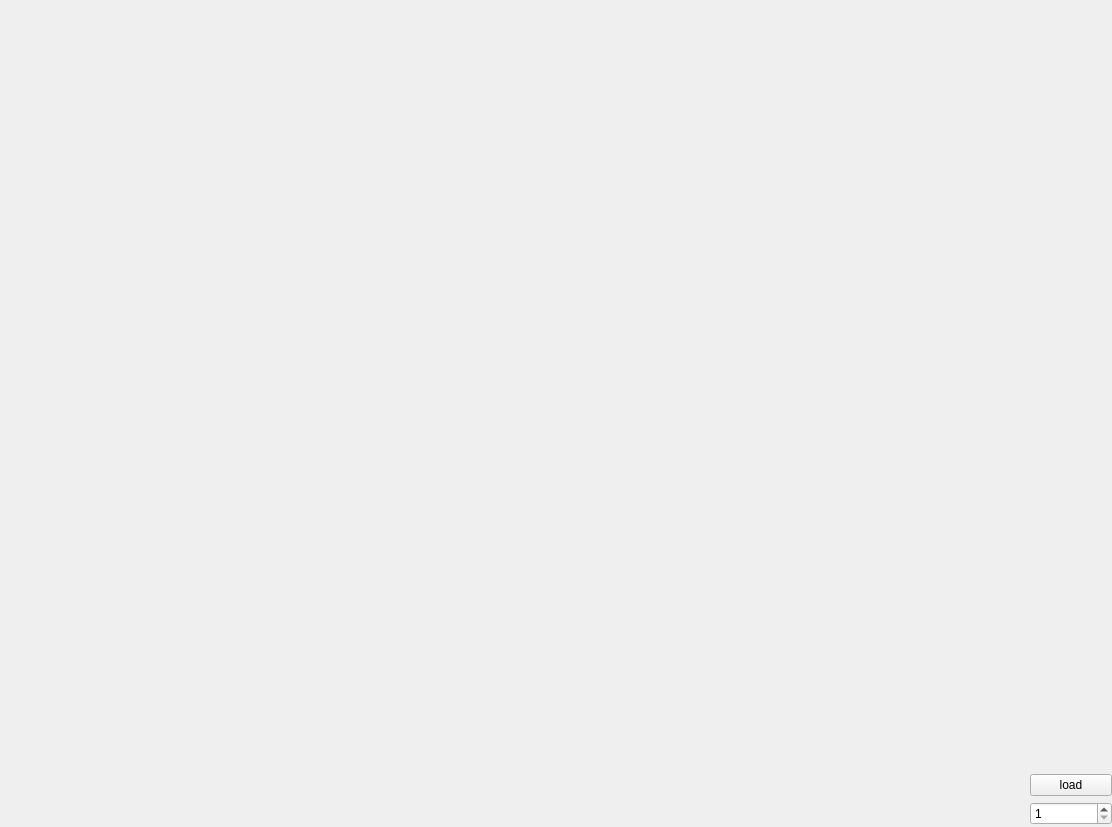
First picture: the form in mainwindow.ui, repository JuanPTM/p2cg, before the edit.
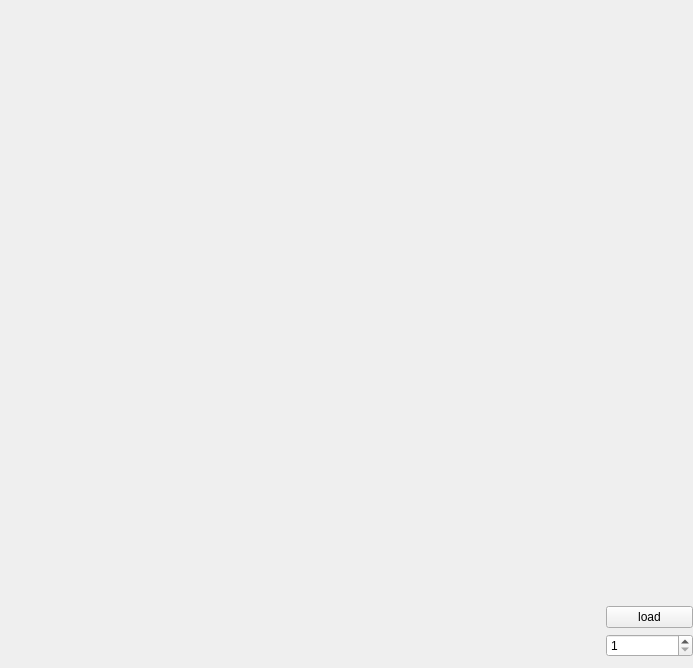
Second picture: the form after the edit.

```diff
--- a/mainwindow.ui
+++ b/mainwindow.ui
@@ -6,8 +6,8 @@
    <rect>
     <x>0</x>
     <y>0</y>
-    <width>1112</width>
-    <height>827</height>
+    <width>693</width>
+    <height>668</height>
    </rect>
   </property>
   <property name="windowTitle">
@@ -36,8 +36,8 @@
        <widget class="QWidget" name="widget" native="true">
         <property name="minimumSize">
          <size>
-          <width>1024</width>
-          <height>768</height>
+          <width>600</width>
+          <height>600</height>
          </size>
         </property>
         <property name="maximumSize">
```
Left out of the diff: 11 changed lines with no effect on the pictures.
